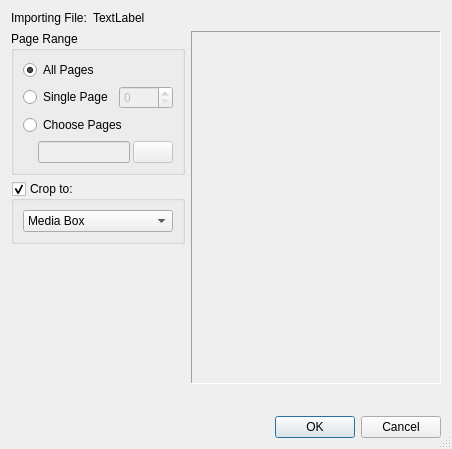
The window that scribus/plugins/import/pdf/pdfimportoptions.ui (scribusproject/scribus) describes before a commit, drawn with Qt 5.
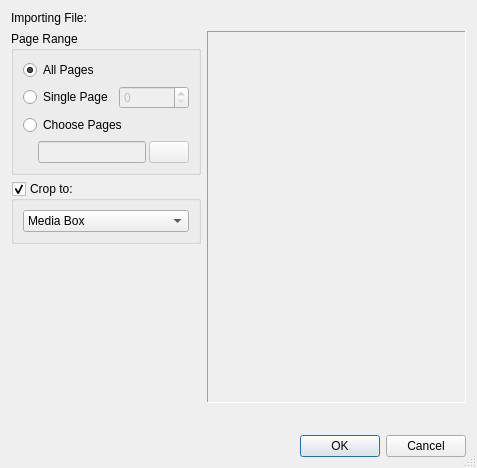
The same window after the commit. Custom widgets are drawn as their Qt base class.

The edit to the form file:
```diff
--- a/scribus/plugins/import/pdf/pdfimportoptions.ui
+++ b/scribus/plugins/import/pdf/pdfimportoptions.ui
@@ -6,8 +6,8 @@
    <rect>
     <x>0</x>
     <y>0</y>
-    <width>452</width>
-    <height>449</height>
+    <width>477</width>
+    <height>468</height>
    </rect>
   </property>
   <property name="windowTitle">
@@ -41,7 +41,7 @@
         </sizepolicy>
        </property>
        <property name="text">
-        <string>TextLabel</string>
+        <string/>
        </property>
       </widget>
      </item>
```
